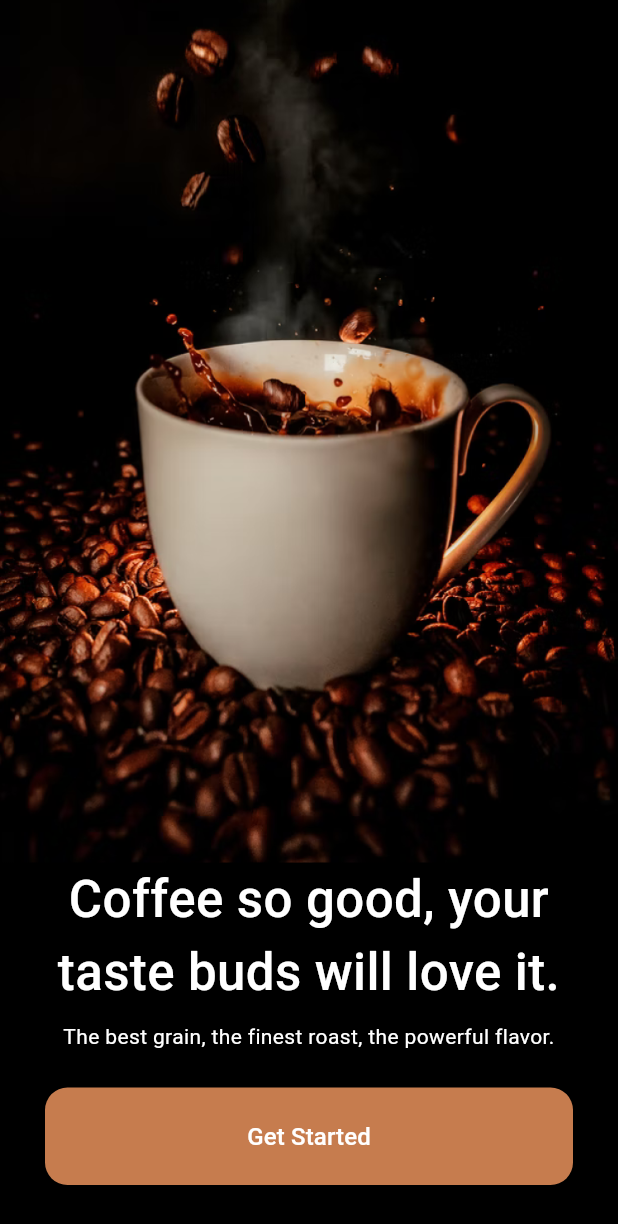
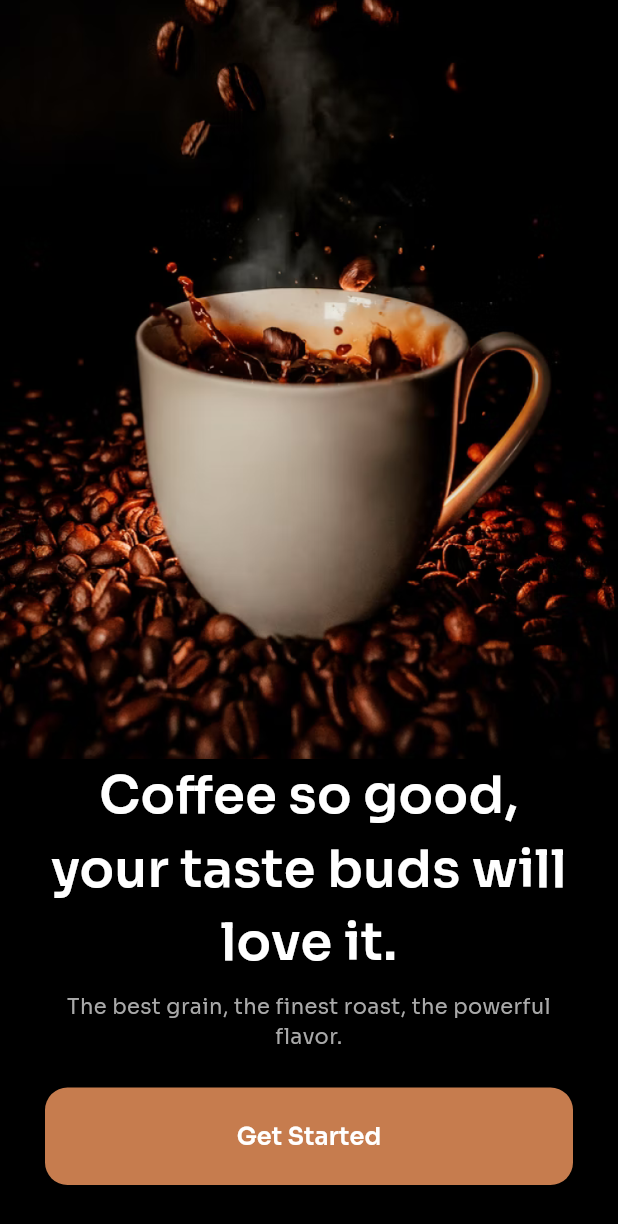
Before and after one commit to ragulsarma/online-coffee-shop-UI, a Flutter app: the screen it shows after launch, on a phone screen of 412 x 824 dp. Shown: the top 1224 px of the screen. Run offline on Flutter 3.47's test engine with Material 3 defaults, Android fonts, the phone set to English and light mode, and no system bars.

Commit message:
fonts setp and welcome page final implementation

```diff
--- a/lib/main.dart
+++ b/lib/main.dart
@@ -16,6 +16,7 @@
         theme: ThemeData(
           colorScheme: ColorScheme.fromSeed(seedColor: Colors.deepPurple),
           useMaterial3: true,
+          fontFamily: 'Sora'
         ),
         home: const WelcomePage());
   }
--- a/lib/screens/welcome_page.dart
+++ b/lib/screens/welcome_page.dart
@@ -1,7 +1,5 @@
 import 'package:coffee_shop_mobile_app/utils/app_colors.dart';
-import 'package:flutter/cupertino.dart';
 import 'package:flutter/material.dart';
-import 'package:flutter/widgets.dart';
 
 class WelcomePage extends StatefulWidget {
   const WelcomePage({super.key});
@@ -14,12 +12,9 @@
   @override
   Widget build(BuildContext context) {
     return Scaffold(
-        // backgroundColor: Colors.black,
         body: Column(children: [
       Expanded(
-        // height: MediaQuery.of(context).size.height - 300,
-        // width: MediaQuery.of(context).size.width,
-        child: Container(
+        child: SizedBox(
             width: double.infinity,
             // padding: EdgeInsets.symmetric(horizontal: 30),
             /*decoration: const BoxDecoration(
@@ -32,15 +27,11 @@
               fit: BoxFit.fitWidth,
             )),
       ),
-      // Container(
-      //   height: 10,
-      //   color: Colors.transparent,
-      // ),
       Align(
           alignment: Alignment.bottomCenter,
           child: Container(
               // height: 200,
-              decoration: BoxDecoration(
+              decoration: const BoxDecoration(
                 // color: Colors.black,
                 boxShadow: [
                   BoxShadow(
@@ -70,7 +61,7 @@
                   'Coffee so good, your taste buds will love it.',
                   style: TextStyle(
                     fontSize: 34,
-                    fontWeight: FontWeight.w500,
+                    fontWeight: FontWeight.w600,
                     color: Colors.white,
                   ),
                   textAlign: TextAlign.center,
@@ -80,10 +71,8 @@
                 ),
                 const Text(
                   'The best grain, the finest roast, the powerful flavor.',
-                  style: TextStyle(
-                    fontSize: 14,
-                    color: Colors.white,
-                  ),
+                  style:
+                      TextStyle(fontSize: 14, color: AppColors.textGreyColor),
                   textAlign: TextAlign.center,
                 ),
                 Container(
@@ -100,7 +89,11 @@
                     ),
                     child: const Text(
                       'Get Started',
-                      style: TextStyle(color: Colors.white, fontSize: 16),
+                      style: TextStyle(
+                        color: Colors.white,
+                        fontWeight: FontWeight.w600,
+                        fontSize: 16,
+                      ),
                     ),
                   ),
                 ),
--- a/lib/utils/app_colors.dart
+++ b/lib/utils/app_colors.dart
@@ -2,4 +2,5 @@
 
 class AppColors {
   static const Color primaryColor = Color(0XFFC67C4E);
+  static const Color textGreyColor = Color(0XFFA9A9A9);
 }
```
Also changed, not shown: pubspec.yaml (+10 -5 lines), assets/fonts/Sora-Bold.ttf (added), assets/fonts/Sora-ExtraBold.ttf (added), assets/fonts/Sora-ExtraLight.ttf (added), assets/fonts/Sora-Light.ttf (added), assets/fonts/Sora-Medium.ttf (added), assets/fonts/Sora-Regular.ttf (added), assets/fonts/Sora-SemiBold.ttf (added), assets/fonts/Sora-Thin.ttf (added).
